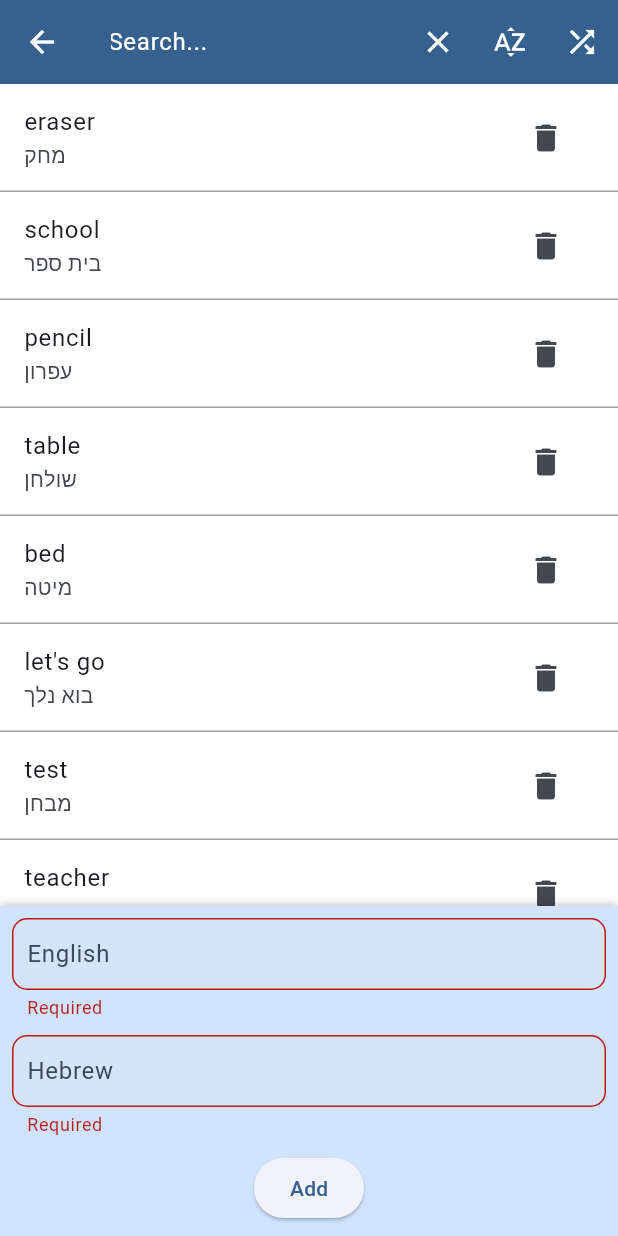
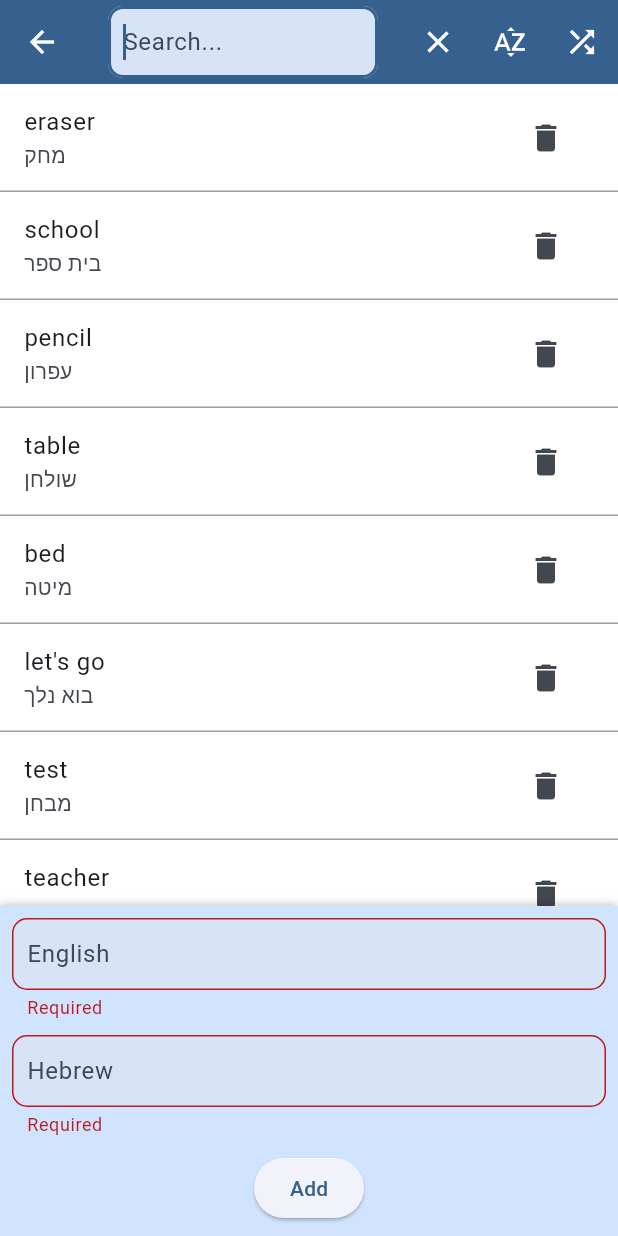
Before and after one commit to hedshafran/learning-english, a Flutter app: the WordsBankPage screen opened by its route, after a tap on "Add", after a tap on the "search" icon, on a phone screen of 412 x 824 dp. Run offline on Flutter 3.47's test engine with Material 3 defaults, Android fonts, the phone set to English and light mode, and no system bars; our stand-ins replace flutter_tts, shared_preferences; accounts and stored records are empty.

Commit message:
Style fixes

```diff
--- a/lib/pages/words_bank_page.dart
+++ b/lib/pages/words_bank_page.dart
@@ -37,10 +37,17 @@ class _WordsBankPageState extends State<WordsBankPage> {
                 autofocus: true,
                 decoration: InputDecoration(
                   hintText: 'Search...',
-                  border: InputBorder.none,
-                  hintStyle: TextStyle(color: Theme.of(context).colorScheme.onPrimary),
+                  border: OutlineInputBorder(
+                    borderRadius: BorderRadius.circular(10),
+                  ),
+                  filled: true,
+                  fillColor: Theme.of(context).colorScheme.secondaryContainer,
+                  hintStyle: TextStyle(
+                      color: Theme.of(context).colorScheme.onSecondaryContainer),
+                      contentPadding: const EdgeInsets.all(6),
                 ),
-                style: TextStyle(color: Theme.of(context).colorScheme.onPrimary),
+                style: TextStyle(
+                    color: Theme.of(context).colorScheme.onSecondaryContainer),
                 onChanged: (value) {
                   setState(() {
                     _searchQuery = value;
--- a/lib/providers/default_words.dart
+++ b/lib/providers/default_words.dart
@@ -191,7 +191,7 @@ List<Word> nextQuizWords = [
   Word(english: 'run', hebrew: 'לרוץ', color: WordColor.newWord),
   Word(english: 'rest', hebrew: 'לנוח', color: WordColor.newWord),
   Word(english: 'hen', hebrew: 'תרנגולת', color: WordColor.newWord),
-  Word(english: 'rabbit', hebrew: 'ארנבת', color: WordColor.newWord),
+  Word(english: 'rabbit', hebrew: 'ארנב', color: WordColor.newWord),
   Word(english: 'best', hebrew: 'הכי טוב / טוב ביותר', color: WordColor.newWord),
   Word(english: 'what\'s this?', hebrew: 'מה זה?', color: WordColor.newWord),
   Word(english: 'family', hebrew: 'משפחה', color: WordColor.newWord),
@@ -278,7 +278,7 @@ List<Word> nextQuizWords = [
   Word(english: 'i want..., please', hebrew: 'אני רוצה..., בבקשה', color: WordColor.newWord),
   Word(english: 'cheese', hebrew: 'גבינה', color: WordColor.newWord),
   Word(english: 'bus', hebrew: 'אוטובוס', color: WordColor.newWord),
-  Word(english: 'ride', hebrew: 'נסיעה', color: WordColor.newWord),
+  Word(english: 'ride', hebrew: 'נסיעה/לרכוב', color: WordColor.newWord),
   Word(english: 'get', hebrew: 'לקבל', color: WordColor.newWord),
   Word(english: 'cost', hebrew: 'עלות', color: WordColor.newWord),
   Word(english: 'who is...?', hebrew: 'מי...?', color: WordColor.newWord),
@@ -298,7 +298,7 @@ List<Word> nextQuizWords = [
   Word(english: 'send', hebrew: 'לשלוח', color: WordColor.newWord),
   Word(english: 'from', hebrew: 'מ-', color: WordColor.newWord),
   Word(english: 'both', hebrew: 'שניהם', color: WordColor.newWord),
-  Word(english: 'what\'s in the...?', hebrew: 'מה יש ב...?', color: WordColor.newWord),
+  Word(english: 'what\'s in the...?', hebrew: 'מה יש בתוך ה...?', color: WordColor.newWord),
   Word(english: 'Sunday', hebrew: 'ראשון', color: WordColor.newWord),
   Word(english: 'Monday', hebrew: 'שני', color: WordColor.newWord),
   Word(english: 'Tuesday', hebrew: 'שלישי', color: WordColor.newWord),
```
